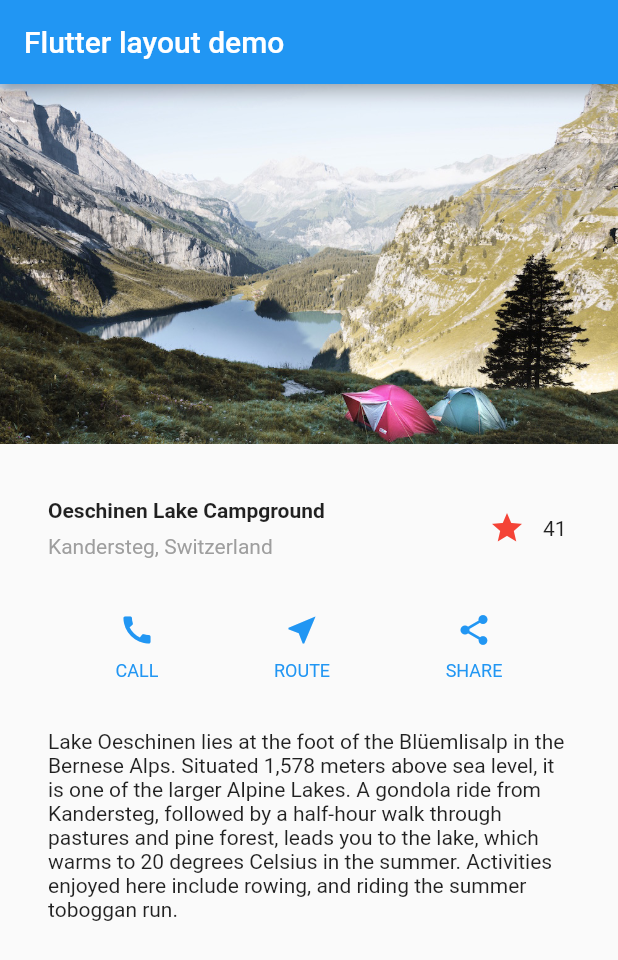
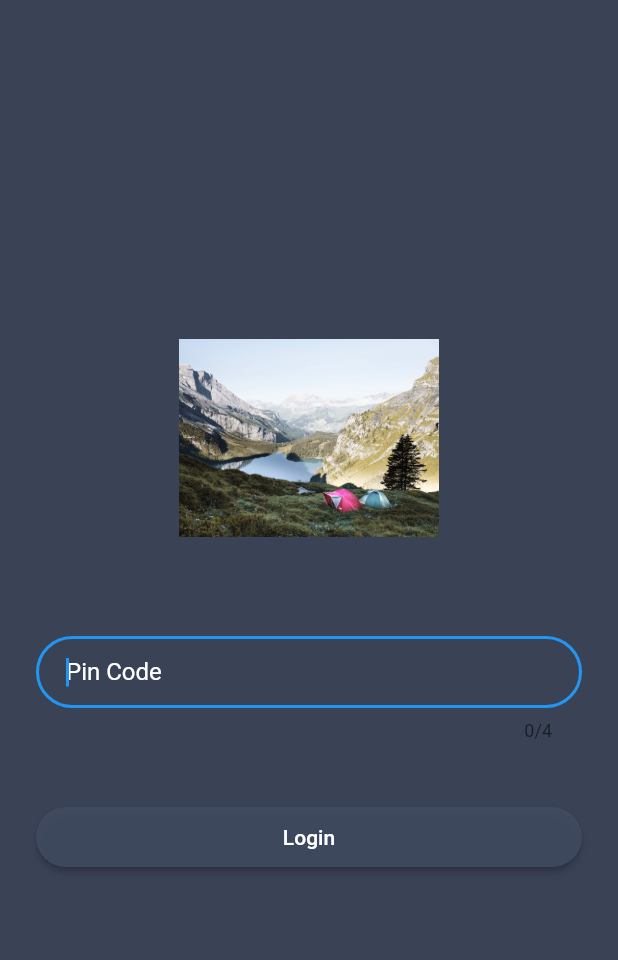
Before and after one commit to dockusan/flutter-training, a Flutter app: the screen it shows after launch, on a phone screen of 412 x 824 dp. Shown: the top 960 px of the screen. Run offline on Flutter 3.47's test engine with Material 2 defaults, Android fonts, the phone set to English and light mode, and no system bars.

```diff
--- /dev/null
+++ b/demo_flutter/lib/LoginPage.dart
@@ -0,0 +1,65 @@
+import 'package:flutter/material.dart';
+import 'helper/Constants.dart';
+
+class LoginPage extends StatelessWidget {
+  final _pinCodeController = TextEditingController();
+
+  @override
+  Widget build(BuildContext context) {
+    final logo = CircleAvatar(
+      backgroundColor: Colors.transparent,
+      radius: bigRadius,
+      child: appLogo,
+    );
+
+    final pinCode = TextFormField(
+      controller: _pinCodeController,
+      keyboardType: TextInputType.phone,
+      maxLength: 4,
+      maxLines: 1,
+      autofocus: true,
+      decoration: InputDecoration(
+          hintText: pinCodeHintText,
+          contentPadding: EdgeInsets.fromLTRB(20.0, 10.0, 20.0, 10.0),
+          border: OutlineInputBorder(
+            borderRadius: BorderRadius.circular(32.0),
+          ),
+          hintStyle: TextStyle(color: Colors.white)),
+      style: TextStyle(color: Colors.white),
+    );
+
+    // 3c
+    final loginButton = Padding(
+      padding: EdgeInsets.symmetric(vertical: 16.0),
+      child: RaisedButton(
+        shape: RoundedRectangleBorder(
+          borderRadius: BorderRadius.circular(24),
+        ),
+        onPressed: () {
+          Navigator.of(context).pushNamed(homepageTag);
+        },
+        padding: EdgeInsets.all(12),
+        color: appGreyColor,
+        child: Text(loginButtonText, style: TextStyle(color: Colors.white)),
+      ),
+    );
+
+    // 3d
+    return Scaffold(
+      backgroundColor: appDarkGreyColor,
+      body: Center(
+        child: ListView(
+          shrinkWrap: true,
+          padding: EdgeInsets.only(left: 24.0, right: 24.0),
+          children: <Widget>[
+            logo,
+            SizedBox(height: bigRadius),
+            pinCode,
+            SizedBox(height: buttonHeight),
+            loginButton
+          ],
+        ),
+      ),
+    );
+  }
+}
--- /dev/null
+++ b/demo_flutter/lib/helper/Constants.dart
@@ -0,0 +1,21 @@
+import 'package:flutter/material.dart';
+
+// Colors
+Color appDarkGreyColor = Color.fromRGBO(58, 66, 86, 1.0);
+Color appGreyColor = Color.fromRGBO(64, 75, 96, .9);
+
+// Strings
+const appTitle = "Contactly";
+const pinCodeHintText = "Pin Code";
+const loginButtonText = "Login";
+
+// Images
+Image appLogo = Image.asset('assets/images/lake.jpg');
+
+// Sizes
+const bigRadius = 66.0;
+const buttonHeight = 24.0;
+
+//Pages
+const loginPageTag = 'Login Page';
+const homepageTag = 'Home Page';
--- a/demo_flutter/lib/main.dart
+++ b/demo_flutter/lib/main.dart
@@ -1,183 +1,23 @@
-// Flutter code sample for material.BottomNavigationBar.1
+import 'package:flutter/material.dart';
+import 'LoginPage.dart';
+import 'helper/Constants.dart';
+import 'HomePage.dart';
 
-// This example shows a [BottomNavigationBar] as it is used within a [Scaffold]
-// widget. The [BottomNavigationBar] has three [BottomNavigationBarItem]
-// widgets and the [currentIndex] is set to index 0. The selected item is
-// amber. The `_onItemTapped` function changes the selected item's index
-// and displays a corresponding message in the center of the [Scaffold].
-//
-// ![A scaffold with a bottom navigation bar containing three bottom navigation
-// bar items. The first one is selected.](https://flutter.github.io/assets-for-api-docs/assets/material/bottom_navigation_bar.png)
+void main() => runApp(ContactlyApp());
 
-import 'package:flutter/material.dart';
-
-void main() => runApp(MyApp());
-
-/// This Widget is the main application widget.
-class MyApp extends StatelessWidget {
-  static const String _title = 'Flutter Code Sample';
-
+class ContactlyApp extends StatelessWidget {
+  final routes = <String, WidgetBuilder> {
+    loginPageTag: (context) => LoginPage(),
+    homepageTag: (context) => HomePage(),
+  };
   @override
   Widget build(BuildContext context) {
     return MaterialApp(
-      title: _title,
-      home: MyStatefulWidget(),
+      debugShowCheckedModeBanner: false,
+      title: appTitle,
+      theme: ThemeData(primaryColor: appDarkGreyColor),
+      home: LoginPage(),
+      routes: routes,
     );
   }
 }
-
-class MyStatefulWidget extends StatefulWidget {
-  MyStatefulWidget({Key key}) : super(key: key);
-
-  @override
-  _MyStatefulWidgetState createState() => _MyStatefulWidgetState();
-}
-
-class FavoriteWidget extends StatefulWidget {
-  @override
-  _FavoriteWidgetState createState() => _FavoriteWidgetState();
-}
-
-class _FavoriteWidgetState extends State<FavoriteWidget> {
-  bool _isFavorited = true;
-  int _favoriteCount = 41;
-
-  @override
-  Widget build(BuildContext context) {
-    return Row(
-      children: [
-        Container(
-          padding: EdgeInsets.all(0),
-          child: IconButton(
-            icon: (_isFavorited ? Icon(Icons.star) : Icon(Icons.star_border)),
-            color: Colors.red[500],
-            onPressed: _toggleFavorite,
-          ),
-        ),
-        Container (
-          width: 18,
-          child: Container(
-            child: Text('$_favoriteCount'),
-          ),
-        )
-      ],
-    );
-  }
-
-  void _toggleFavorite() {
-    setState(() {
-      if (_isFavorited) {
-        _favoriteCount -= 1;
-        _isFavorited = false;
-      } else {
-        _favoriteCount += 1;
-        _isFavorited = true;
-      }
-    });
-  }
-}
-
-class _MyStatefulWidgetState extends State<MyStatefulWidget> {
-  @override
-  Widget build(BuildContext context) {
-    Color color = Theme.of(context).primaryColor;
-
-    Widget buttonSection = Container(
-      child: Row(
-        mainAxisAlignment: MainAxisAlignment.spaceEvenly,
-        children: [
-          _buildButtonColumn(color, Icons.call, 'CALL'),
-          _buildButtonColumn(color, Icons.near_me, 'ROUTE'),
-          _buildButtonColumn(color, Icons.share, 'SHARE'),
-        ],
-      ),
-    );
-    return MaterialApp(
-      title: 'Flutter layout demo',
-      home: Scaffold(
-        appBar: AppBar(
-          title: Text('Flutter layout demo'),
-        ),
-        body: ListView(
-          children: [
-            Image.asset(
-              'images/lake.jpg',
-              width: 600,
-              height: 240,
-              fit: BoxFit.cover,
-            ),
-            titleSection,
-            buttonSection,
-            textSection
-          ],
-        ),
-      ),
-    );
-  }
-
-  Widget titleSection = Container(
-    padding: const EdgeInsets.all(32),
-    child: Row(
-      children: [
-        Expanded(
-          /*1*/
-          child: Column(
-            crossAxisAlignment: CrossAxisAlignment.start,
-            children: [
-              /*2*/
-              Container(
-                padding: const EdgeInsets.only(bottom: 8),
-                child: Text(
-                  'Oeschinen Lake Campground',
-                  style: TextStyle(
-                    fontWeight: FontWeight.bold,
-                  ),
-                ),
-              ),
-              Text(
-                'Kandersteg, Switzerland',
-                style: TextStyle(
-                  color: Colors.grey[500],
-                ),
-              ),
-            ],
-          ),
-        ),
-        FavoriteWidget(),
-      ],
-    ),
-  );
-  Widget textSection = Container(
-    padding: const EdgeInsets.all(32),
-    child: Text(
-      'Lake Oeschinen lies at the foot of the Blüemlisalp in the Bernese '
-      'Alps. Situated 1,578 meters above sea level, it is one of the '
-      'larger Alpine Lakes. A gondola ride from Kandersteg, followed by a '
-      'half-hour walk through pastures and pine forest, leads you to the '
-      'lake, which warms to 20 degrees Celsius in the summer. Activities '
-      'enjoyed here include rowing, and riding the summer toboggan run.',
-      softWrap: true,
-    ),
-  );
-
-  Column _buildButtonColumn(Color color, IconData icon, String label) {
-    return Column(
-      mainAxisSize: MainAxisSize.min,
-      mainAxisAlignment: MainAxisAlignment.center,
-      children: [
-        Icon(icon, color: color),
-        Container(
-          margin: const EdgeInsets.only(top: 8),
-          child: Text(
-            label,
-            style: TextStyle(
-              fontSize: 12,
-              fontWeight: FontWeight.w400,
-              color: color,
-            ),
-          ),
-        ),
-      ],
-    );
-  }
-}
--- a/demo_flutter/pubspec.yaml
+++ b/demo_flutter/pubspec.yaml
@@ -19,7 +19,8 @@ environment:
 dependencies:
   flutter:
     sdk: flutter
-
+  flutter_localizations:
+    sdk: flutter
   # The following adds the Cupertino Icons font to your application.
   # Use with the CupertinoIcons class for iOS style icons.
   cupertino_icons: ^0.1.2
@@ -42,7 +43,8 @@ flutter:
 
   # To add assets to your application, add an assets section, like this:
   assets:
-    - images/lake.jpg
+    - assets/images/lake.jpg
+    - assets/data/records.json
 
   # An image asset can refer to one or more resolution-specific "variants", see
   # https://flutter.dev/assets-and-images/#resolution-aware.
```
Also changed, not shown: demo_flutter/assets/data/records.json (added, +65 -0 lines), demo_flutter/lib/HomePage.dart (added, +186 -0 lines), demo_flutter/lib/models/Record.dart (added, +18 -0 lines), demo_flutter/lib/models/RecordList.dart (added, +17 -0 lines), demo_flutter/lib/models/RecordService.dart (added, +16 -0 lines), demo_flutter/assets/images/lake.jpg (renamed from demo_flutter/images/lake.jpg).
